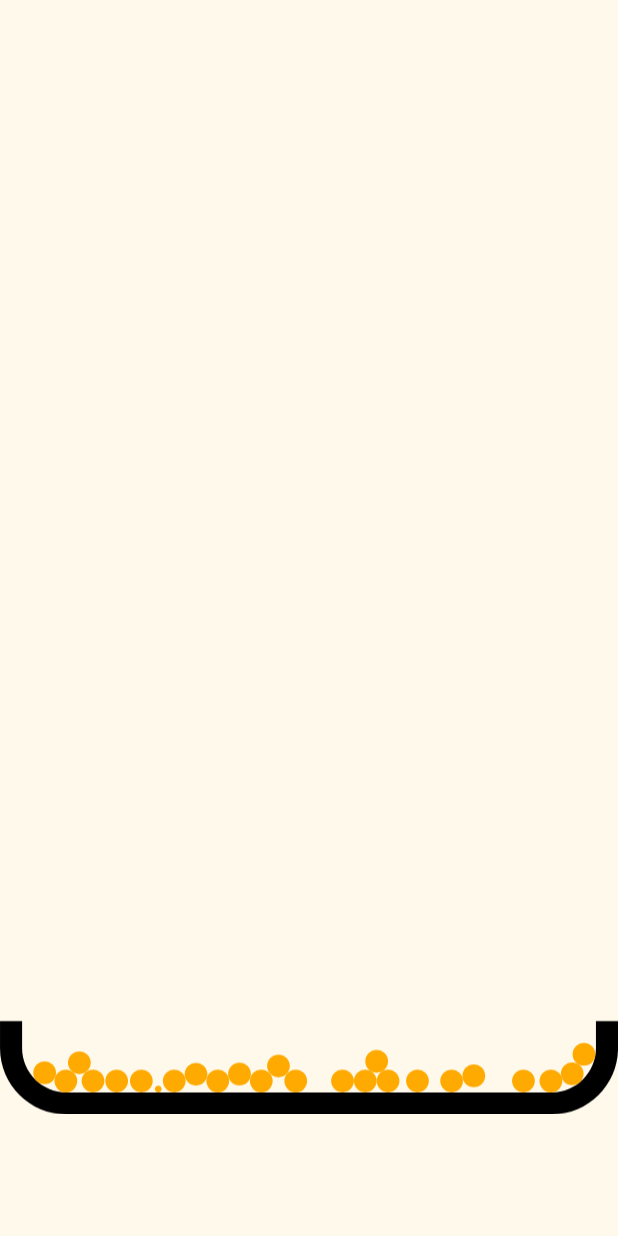
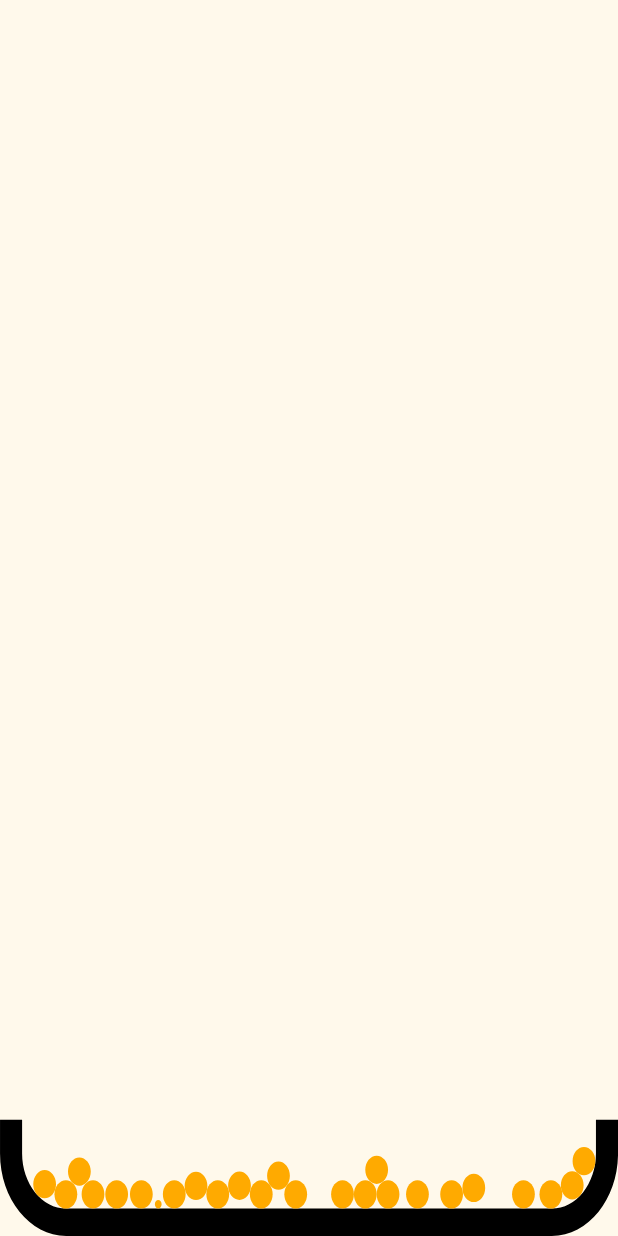
Before and after one commit to Andreinz5050/BigButtonCalculator, an Android app: the SplashFragment screen opened directly, with no data from a screen before it, on a phone screen of 412 x 824 dp. Run offline under Robolectric (Android 15) with nearby library versions, the phone set to English and light mode, and no system bars; our stand-ins replace Dagger/Hilt's generated code.

Commit message:
New branch with: - 100% fill with animation for splash animation

```diff
--- a/app/src/main/res/layout/splash_screen.xml
+++ b/app/src/main/res/layout/splash_screen.xml
@@ -9,7 +9,8 @@
         android:id="@+id/animatedImage"
         android:layout_height="match_parent"
         android:layout_width="match_parent"
-
+        android:scaleType="fitXY"
+        android:adjustViewBounds="true"
         android:layout_centerHorizontal="true"
         android:layout_centerVertical="true"
         app:srcCompat="@drawable/animation" />
```
